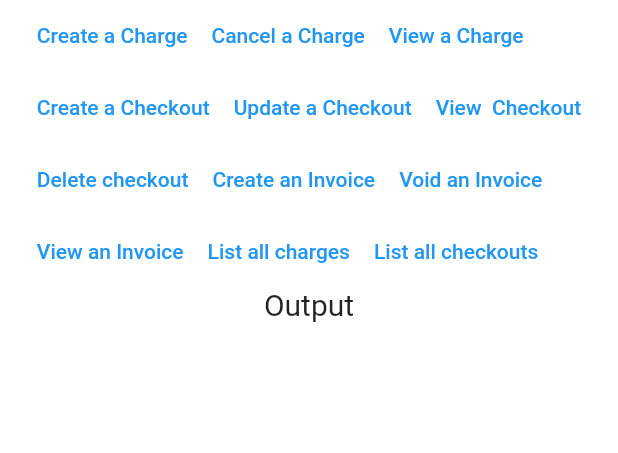
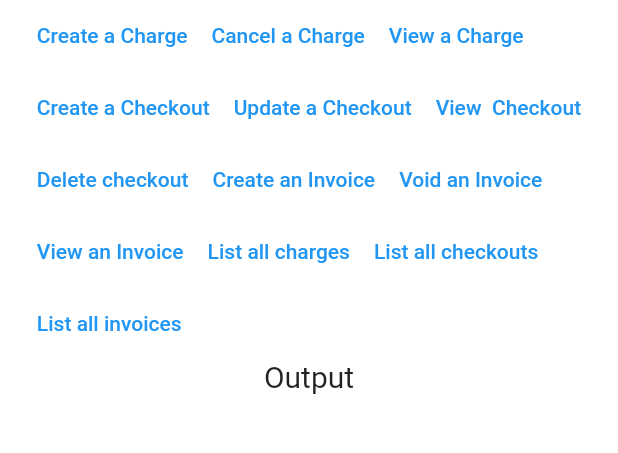
Before and after one commit to onuohasilver/coinbase_commerce, a Flutter app: the screen it shows after launch, after a tap on an icon or button, on a phone screen of 412 x 824 dp, the part 128-581 px from its top. Run offline on Flutter 3.47's test engine with Material 2 defaults, Android fonts, the phone set to English and light mode, and no system bars; network calls fail.

Commit message:
delete unneeded files

```diff
--- a/example/lib/main.dart
+++ b/example/lib/main.dart
@@ -118,7 +118,7 @@ class _ExampleScreenState extends State<ExampleScreen> {
                 TextButton(
                   onPressed: () async {
                     CheckoutObject image = await coinbase
-                        .viewCheckout('e8e6d87c-d591-4ff4-bff6-0c8aaa161f29');
+                        .viewCheckout('c4357d83-42d4-4d7b-bc44-d0262b1efd25');
                     setState(() {
                       output = image.toString();
                     });
@@ -128,7 +128,7 @@ class _ExampleScreenState extends State<ExampleScreen> {
                 TextButton(
                   onPressed: () async {
                     CheckoutObject image = await coinbase.deleteCheckout(
-                        checkoutID: 'e8e6d87c-d591-4ff4-bff6-0c8aaa161f29');
+                        checkoutID: 'c4357d83-42d4-4d7b-bc44-d0262b1efd25');
                     setState(() {
                       output = image.toString();
                     });
@@ -190,6 +190,16 @@ class _ExampleScreenState extends State<ExampleScreen> {
                   },
                   child: Text('List all checkouts'),
                 ),
+                TextButton(
+                  onPressed: () async {
+                    List<InvoiceObject> image =
+                        await coinbase.retrieveAllInvoices;
+                    setState(() {
+                      output = image.length.toString();
+                    });
+                  },
+                  child: Text('List all invoices'),
+                ),
               ],
             ),
             Text(
--- a/lib/customFunctions/getAllCharges.dart
+++ /dev/null
@@ -1 +0,0 @@
-import '../httpCalls.dart';
--- a/lib/customFunctions/switchFunctions.dart
+++ b/lib/customFunctions/switchFunctions.dart
@@ -16,6 +16,7 @@ String getPricingType(PricingType type) {
 }
 
 // NEW, PENDING, COMPLETED, EXPIRED, UNRESOLVED, RESOLVED, CANCELED, REFUND PENDING, REFUNDED
+// Every charge object has a timeline of status updates.
 TransactionStatus getTransactionStatus(String status) {
   switch (status) {
     case 'NEW':
--- a/lib/httpCalls.dart
+++ b/lib/httpCalls.dart
@@ -1,7 +1,7 @@
 import 'dart:convert';
 import 'package:http/http.dart' as http;
-import 'package:meta/meta.dart';
 
+///helper methods for http requests
 Future<Map> postToDB(
     {required String api,
     required String apiKey,
```
Also changed, not shown: lib/charging/charges.dart (deleted), lib/checkouts/checkouts.dart (deleted), lib/headers.dart (deleted), lib/invoicing/invoice.dart (deleted).
